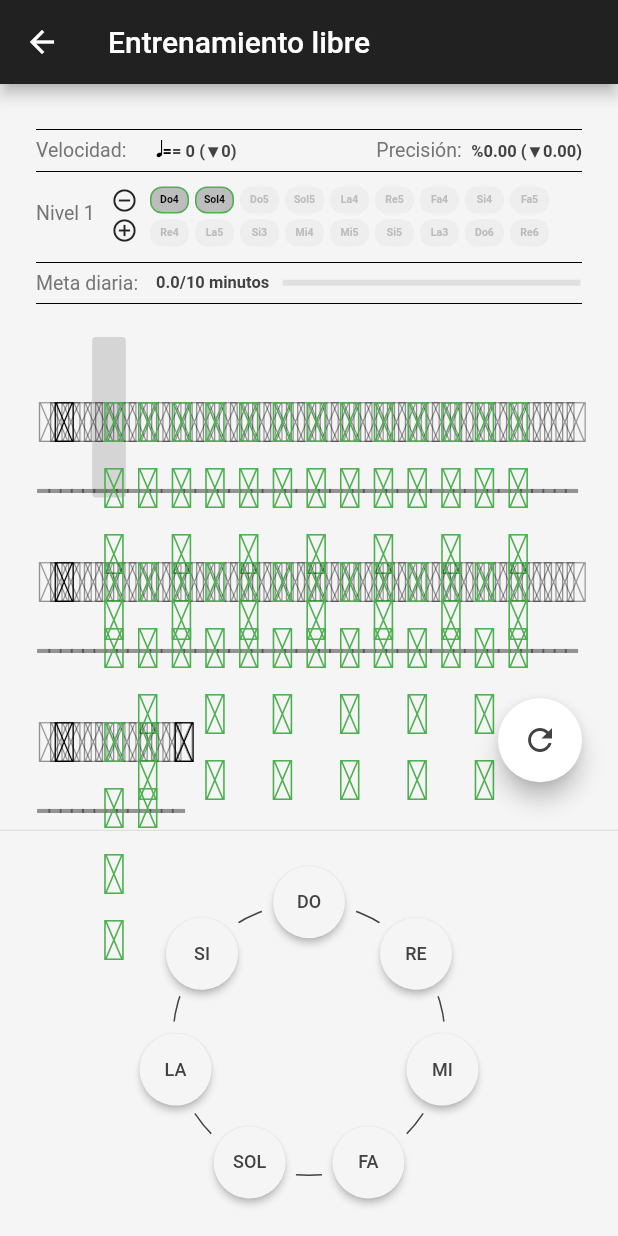
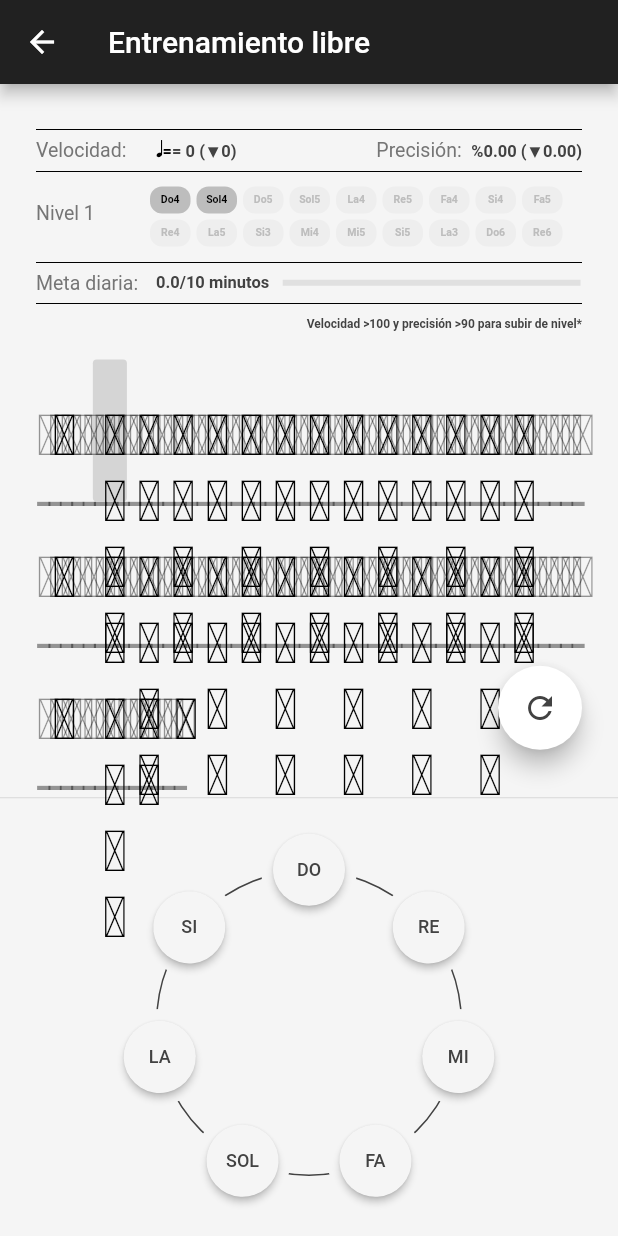
Before and after one commit to Helzio/Solfeo, a Flutter app: the LecturaLibrePage screen opened by its route, on a phone screen of 412 x 824 dp. Run offline on Flutter 3.47's test engine with Material 2 defaults, Android fonts, the light colour scheme and no system bars; our stand-ins replace auto_route, flutter_riverpod, freezed_annotation, material_design_icons_flutter, scrollable_positioned_list; missing offline and left inert: soundpool; Roboto replaces fonts that are missing (BravuraText).

Commit message:
Fix errors and improve UI

```diff
--- a/lib/presentation/acore/widgets/pentagrama/pentagrama_widget.dart
+++ b/lib/presentation/acore/widgets/pentagrama/pentagrama_widget.dart
@@ -5,7 +5,7 @@ import 'package:scrollable_positioned_list/scrollable_positioned_list.dart';
 import 'package:solfeo/features/lectura_libre/providers/lectura_libre_provider.dart';
 import 'package:solfeo/features/pentagrama/domain/entities/pentagrama.dart';
 
-const double pentagramaRatio = kIsWeb ? .6 : .35;
+const double pentagramaRatio = kIsWeb ? .6 : .40;
 
 class PentagramaWidget extends ConsumerStatefulWidget {
   final Size size;
--- a/lib/presentation/acore/widgets/score/chips/level_chip.dart
+++ b/lib/presentation/acore/widgets/score/chips/level_chip.dart
@@ -29,13 +29,17 @@ class LevelChip extends ConsumerWidget {
               : Border.all(color: Colors.transparent),
         ),
         child: InkWell(
-          onTap: () {
-            if (greenNotes.contains(nota)) {
-              ref.read(lecturaLibreProvider.notifier).removeGreenNote(nota);
-            } else {
-              ref.read(lecturaLibreProvider.notifier).addGreenNote(nota);
-            }
-          },
+          onTap: enabled
+              ? () {
+                  if (greenNotes.contains(nota)) {
+                    ref
+                        .read(lecturaLibreProvider.notifier)
+                        .removeGreenNote(nota);
+                  } else {
+                    ref.read(lecturaLibreProvider.notifier).addGreenNote(nota);
+                  }
+                }
+              : null,
           onLongPress: () {
             if (greenNotes.contains(nota)) {
               ref.read(lecturaLibreProvider.notifier).clearGreenNotes();
@@ -46,7 +50,7 @@ class LevelChip extends ConsumerWidget {
           child: Padding(
             padding: const EdgeInsets.all(4.0),
             child: SizedBox(
-              width: 16,
+              width: 17,
               child: Text(
                 text,
                 textAlign: TextAlign.center,
--- a/lib/presentation/acore/widgets/score/score_widget.dart
+++ b/lib/presentation/acore/widgets/score/score_widget.dart
@@ -182,7 +182,10 @@ class ScoreWidget extends ConsumerWidget {
                   ),
                 ),
               ),
-              Column(
+              AbsorbPointer(
+                child: Opacity(
+                  opacity: 0,
+                  child: Column(
                     children: [
                       const SizedBox(
                         height: 2,
@@ -211,6 +214,8 @@ class ScoreWidget extends ConsumerWidget {
                         ),
                       ),
                     ],
+                  ),
+                ),
               ),
               const SizedBox(
                 width: 8,
@@ -353,7 +358,7 @@ class ScoreWidget extends ConsumerWidget {
                   padding: const EdgeInsets.all(1),
                   child: LinearProgressIndicator(
                     backgroundColor: Colors.grey.shade300,
-                    value: totalTime / 900000,
+                    value: totalTime / 600000,
                   ),
                 ),
               ),
@@ -363,6 +368,41 @@ class ScoreWidget extends ConsumerWidget {
             padding: EdgeInsets.symmetric(vertical: 6.0),
             child: Guia(Colors.black),
           ),
+          Row(
+            children: [
+              Expanded(
+                child: RichText(
+                  text: TextSpan(
+                    text: "",
+                    style: TextStyle(
+                      fontSize: 13,
+                      color: Colors.grey.shade600,
+                    ),
+                  ),
+                ),
+              ),
+              RichText(
+                text: TextSpan(
+                  text: "",
+                  style: TextStyle(
+                    fontSize: 11,
+                    color: Colors.grey.shade600,
+                  ),
+                  children: [
+                    TextSpan(
+                      text:
+                          "Velocidad >100 y precisión >90 para subir de nivel*",
+                      style: TextStyle(
+                        fontSize: 8,
+                        fontWeight: FontWeight.bold,
+                        color: Colors.grey.shade800,
+                      ),
+                    ),
+                  ],
+                ),
+              ),
+            ],
+          ),
           const SizedBox(
             height: 16,
           ),
--- a/lib/presentation/pages/lectura/libre/lectura_libre_page.dart
+++ b/lib/presentation/pages/lectura/libre/lectura_libre_page.dart
@@ -92,12 +92,12 @@ class _LecturaLibrePageState extends ConsumerState<LecturaLibrePage> {
               ),
             const ScoreWidget(),
             const Expanded(
-              flex: 55,
+              flex: 50,
               child: PentagramaLecturaLibre(),
             ),
             const Divider(),
             Expanded(
-              flex: 45,
+              flex: 50,
               child: Padding(
                 padding: const EdgeInsets.all(8.0),
                 child: Botonera(
```
Also changed, not shown: lib/features/lectura_libre/application/lectura_libre_notifier.dart (+17 -25 lines). Lines whose indentation alone changed are shown as unchanged.
